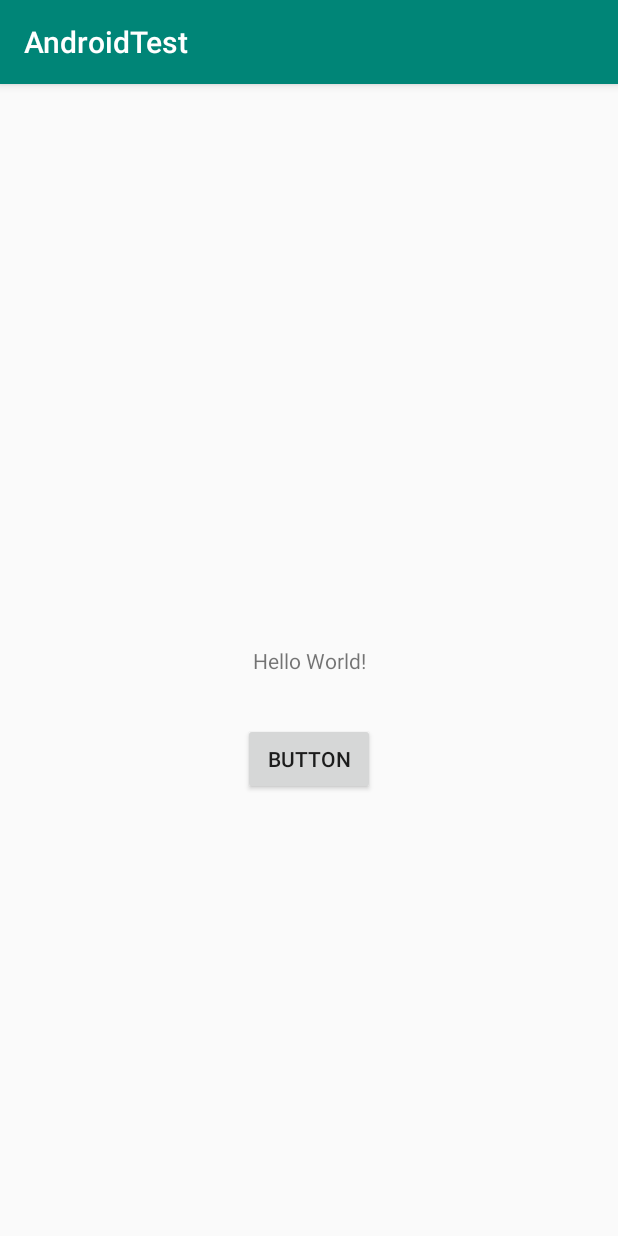
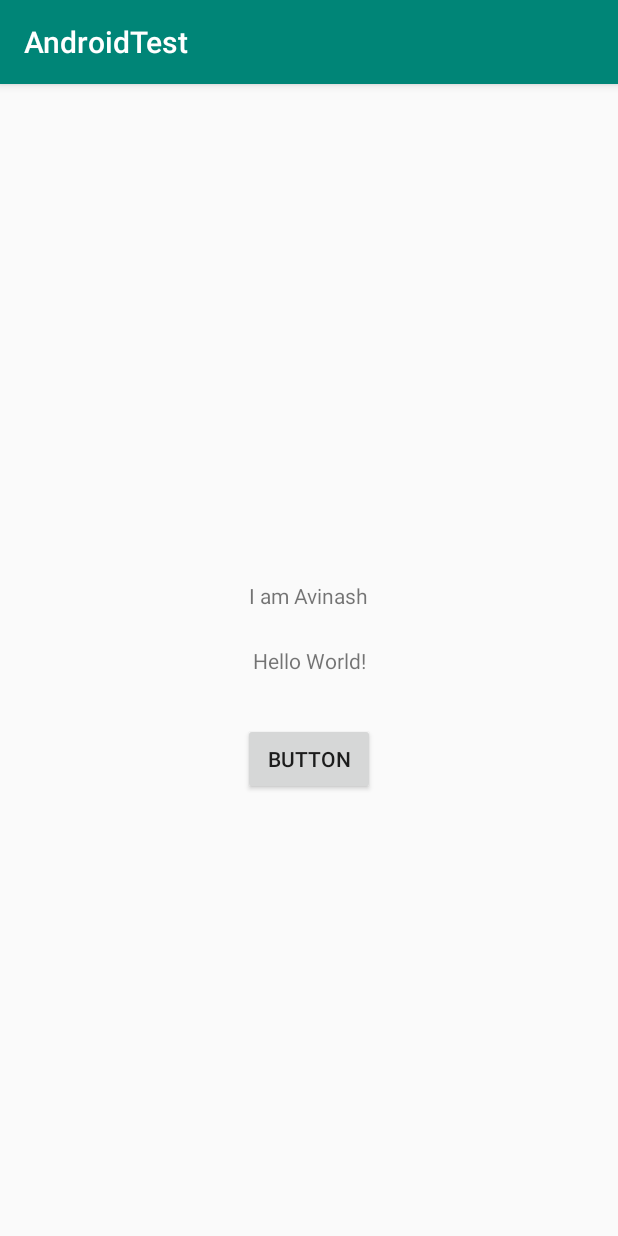
Before and after one commit to Avinash4201/AndroidTest, an Android app: the screen it shows after launch (MainActivity), on a phone screen of 412 x 824 dp. Run offline under Robolectric (Android 15) with nearby library versions, the phone set to English and light mode, and no system bars.

Commit message:
add a text

```diff
--- a/app/src/main/java/com/vdart/androidtest/MainActivity.kt
+++ b/app/src/main/java/com/vdart/androidtest/MainActivity.kt
@@ -10,5 +10,7 @@ class MainActivity : AppCompatActivity() {
         setContentView(R.layout.activity_main)
 
         var devloper = "Android"
+
+        var name = "Jonny B"
     }
 }
--- a/app/src/main/res/layout/activity_main.xml
+++ b/app/src/main/res/layout/activity_main.xml
@@ -27,4 +27,15 @@
         app:layout_constraintStart_toStartOf="parent"
         app:layout_constraintTop_toBottomOf="@+id/textView" />
 
+    <TextView
+        android:id="@+id/textView2"
+        android:layout_width="wrap_content"
+        android:layout_height="wrap_content"
+        android:layout_marginBottom="24dp"
+        android:text="I am Avinash"
+        app:layout_constraintBottom_toTopOf="@+id/textView"
+        app:layout_constraintEnd_toEndOf="parent"
+        app:layout_constraintHorizontal_bias="0.5"
+        app:layout_constraintStart_toStartOf="parent" />
+
 </androidx.constraintlayout.widget.ConstraintLayout>
```
